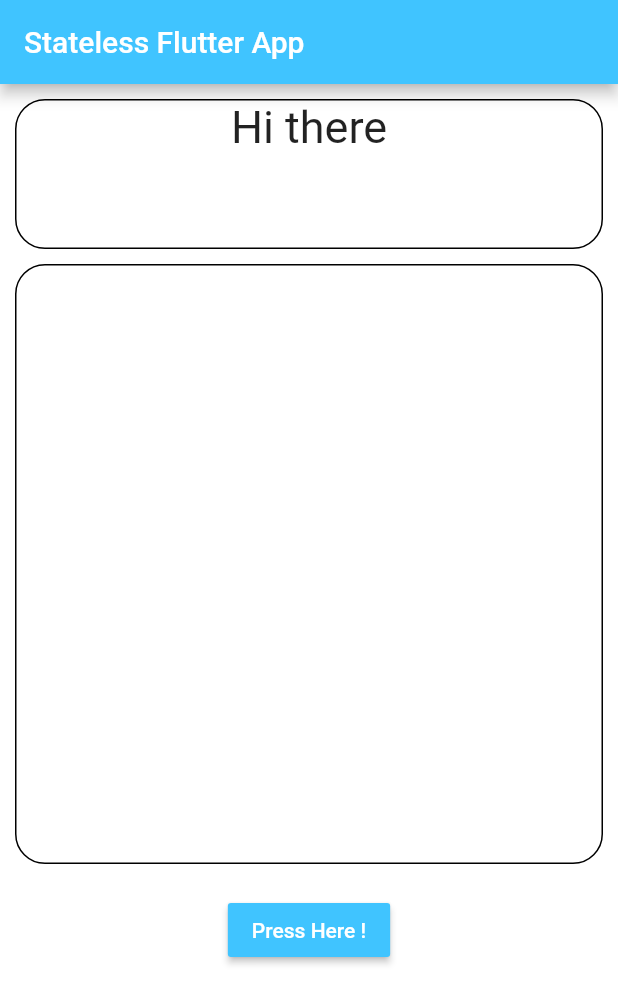
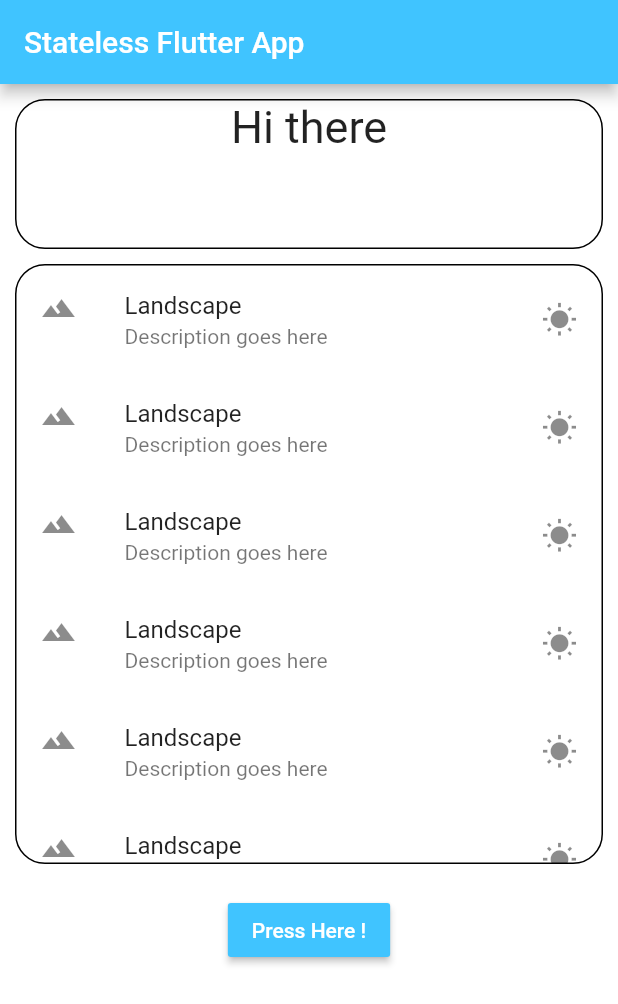
Before and after one commit to ashide2729/Flutter-simple-front-end-app, a Flutter app: the screen it shows after launch, on a phone screen of 412 x 824 dp. Shown: the top 1004 px of the screen. Run offline on Flutter 3.47's test engine with Material 2 defaults, Android fonts, the phone set to English and light mode, and no system bars.

Commit message:
Added listview

```diff
--- a/lib/homePage/home.dart
+++ b/lib/homePage/home.dart
@@ -54,6 +54,52 @@ class listContainer extends StatelessWidget {
           borderRadius: new BorderRadius.all(const Radius.circular(20.0))),
       height: 400,
       margin: EdgeInsets.only(top: 10, left: 10, right: 10, bottom: 20),
+      child: ListView(
+        children: <Widget>[
+          ListTile(
+            leading: Icon(Icons.landscape),
+            title: Text("Landscape"),
+            subtitle: Text("Description goes here"),
+            trailing: Icon(Icons.wb_sunny),
+          ),
+          ListTile(
+            leading: Icon(Icons.landscape),
+            title: Text("Landscape"),
+            subtitle: Text("Description goes here"),
+            trailing: Icon(Icons.wb_sunny),
+          ),
+          ListTile(
+            leading: Icon(Icons.landscape),
+            title: Text("Landscape"),
+            subtitle: Text("Description goes here"),
+            trailing: Icon(Icons.wb_sunny),
+          ),
+          ListTile(
+            leading: Icon(Icons.landscape),
+            title: Text("Landscape"),
+            subtitle: Text("Description goes here"),
+            trailing: Icon(Icons.wb_sunny),
+          ),
+          ListTile(
+            leading: Icon(Icons.landscape),
+            title: Text("Landscape"),
+            subtitle: Text("Description goes here"),
+            trailing: Icon(Icons.wb_sunny),
+          ),
+          ListTile(
+            leading: Icon(Icons.landscape),
+            title: Text("Landscape"),
+            subtitle: Text("Description goes here"),
+            trailing: Icon(Icons.wb_sunny),
+          ),
+          ListTile(
+            leading: Icon(Icons.landscape),
+            title: Text("Landscape"),
+            subtitle: Text("Description goes here"),
+            trailing: Icon(Icons.wb_sunny),
+          ),
+        ],
+      ),
     );
   }
 }
@@ -69,3 +115,18 @@ void buttonPressed(BuildContext context) {
   );
   Scaffold.of(context).showSnackBar(snackBar);
 }
+
+List<String> getListViewElements() {
+  var items = List<String>.generate(10, (counter) => "Item $counter");
+  return items;
+}
+
+Widget getListView() {
+  var listItems = getListViewElements();
+
+  var listView = ListView.builder(itemBuilder: (context, index) {
+    return ListTile(
+      title: Text(listItems[index]),
+    );
+  });
+}
```
